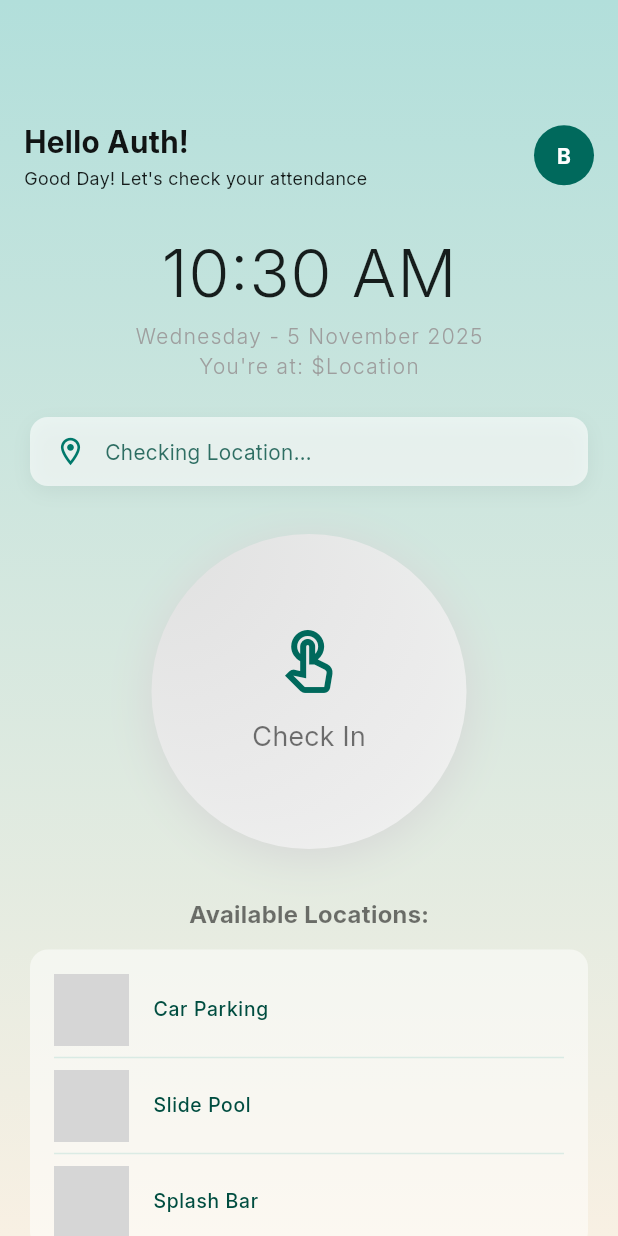
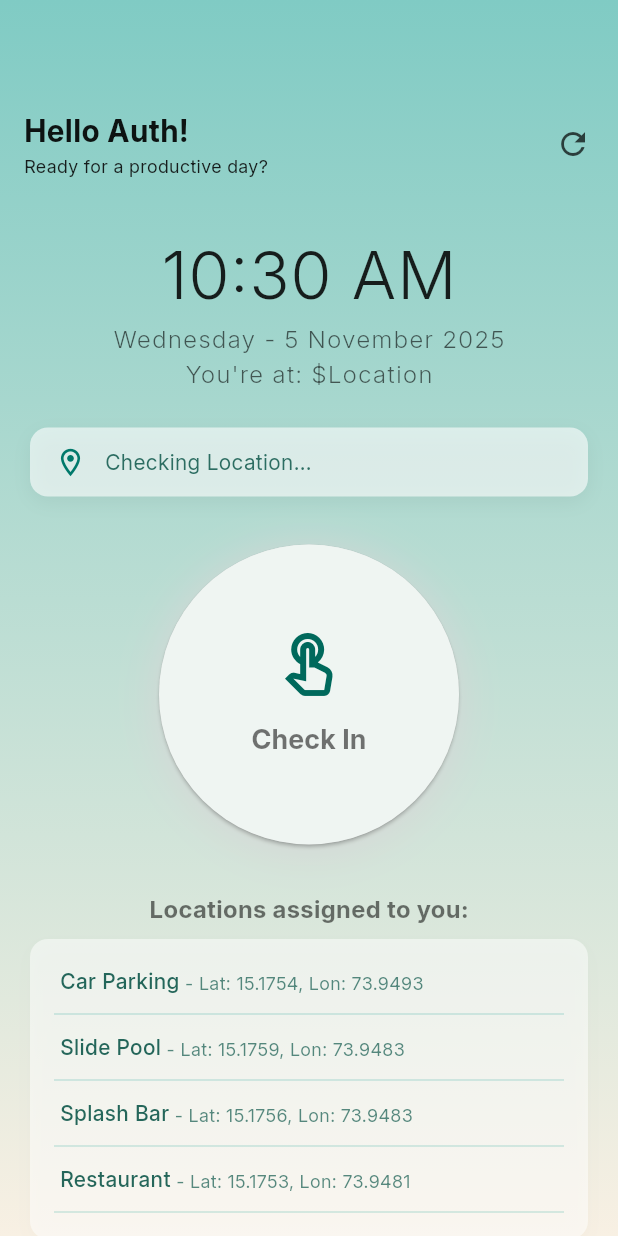
Before and after one commit to blaze-karmagroup/Verito, a Flutter app: the HomePage screen opened directly, on a phone screen of 412 x 824 dp. Run offline on Flutter 3.47's test engine with Material 3 defaults, Android fonts, the phone set to English and light mode, and no system bars; grey boxes are pictures that could not be loaded.

Commit message:
revised Teal UI

```diff
--- a/lib/screens/home_screen.dart
+++ b/lib/screens/home_screen.dart
@@ -12,12 +12,14 @@ class HomePage extends StatefulWidget {
 }
 
 class _HomePageState extends State<HomePage> {
+  String _statusMessage = 'Checking Location...';
+  bool _isCheckInEnabled = true;
+
   @override
   Widget build(BuildContext context) {
     final DateTime now = DateTime.now();
     final String formattedDate = DateFormat('EEEE - d MMMM yyyy').format(now);
     final String formattedTime = DateFormat('h:mm a').format(now);
-    String _statusMessage = 'Checking Location...';
     List<Geofence> geoFences = [
       Geofence(
         id: "1",
@@ -57,47 +59,6 @@ class _HomePageState extends State<HomePage> {
     ];
 
     return Scaffold(
-      // appBar: AppBar(
-      //   toolbarHeight: 140,
-      //   backgroundColor: Colors.transparent,
-      //   elevation: 0,
-      //   title: Row(
-      //     mainAxisAlignment: MainAxisAlignment.spaceBetween,
-      //     children: [
-      //       Column(
-      //         crossAxisAlignment: CrossAxisAlignment.start,
-      //         children: [
-      //           Text(
-      //             "Hello ${widget.title}!",
-      //             style: const TextStyle(
-      //               fontWeight: FontWeight.bold,
-      //               fontSize: 20,
-      //               color: Color(0xE8000000),
-      //             ),
-      //           ),
-      //           SizedBox(height: 2),
-      //           const Text(
-      //             "Good Day! Let's check your attendance",
-      //             style: TextStyle(fontSize: 12),
-      //           ),
-      //         ],
-      //       ),
-      //
-      //       CircleAvatar(
-      //         radius: 20,
-      //         backgroundColor: Colors.teal.shade800,
-      //         child: const Text(
-      //           'B',
-      //           style: TextStyle(
-      //             fontSize: 14,
-      //             color: Colors.white,
-      //             fontWeight: FontWeight.bold,
-      //           ),
-      //         ),
-      //       ),
-      //     ],
-      //   ),
-      // ),
       extendBodyBehindAppBar: true,
       body: Container(
         height: double.infinity,
@@ -106,7 +67,7 @@ class _HomePageState extends State<HomePage> {
           gradient: LinearGradient(
             begin: Alignment.topCenter,
             end: Alignment.bottomCenter,
-            colors: [Colors.teal.shade100, Color(0xFFF8F0E3)],
+            colors: [Colors.teal.shade200, Color(0xFFF8F0E3)],
           ),
         ),
         child: SingleChildScrollView(
@@ -114,9 +75,9 @@ class _HomePageState extends State<HomePage> {
             mainAxisAlignment: MainAxisAlignment.center,
             crossAxisAlignment: CrossAxisAlignment.center,
             children: <Widget>[
-              SizedBox(height: 80),
+              SizedBox(height: 72),
               Container(
-                margin: EdgeInsets.symmetric(horizontal: 16),
+                margin: EdgeInsets.only(left: 16, right: 6),
                 child: Row(
                   mainAxisAlignment: MainAxisAlignment.spaceBetween,
                   children: [
@@ -133,27 +94,26 @@ class _HomePageState extends State<HomePage> {
                         ),
                         SizedBox(height: 1),
                         const Text(
-                          "Good Day! Let's check your attendance",
+                          "Ready for a productive day?",
                           style: TextStyle(fontSize: 12),
                         ),
                       ],
                     ),
-                    CircleAvatar(
-                      radius: 20,
-                      backgroundColor: Colors.teal.shade800,
-                      child: const Text(
-                        'B',
-                        style: TextStyle(
-                          fontSize: 14,
-                          color: Colors.white,
-                          fontWeight: FontWeight.bold,
-                        ),
-                      ),
+                    IconButton(
+                      onPressed: () {
+                        setState(() {
+                          _statusMessage = "Enabled button...";
+                          _isCheckInEnabled = true;
+                        });
+                      },
+                      icon: const Icon(Icons.refresh),
+                      color: Colors.black.withOpacity(0.7),
+                      tooltip: 'Refresh',
                     ),
                   ],
                 ),
               ),
-              SizedBox(height: 24),
+              SizedBox(height: 32),
               Text(
                 formattedTime,
                 style: const TextStyle(
@@ -164,23 +124,24 @@ class _HomePageState extends State<HomePage> {
               ),
               Text(
                 formattedDate,
-                style: const TextStyle(
-                  fontSize: 14,
+                style: TextStyle(
+                  fontSize: 16,
                   letterSpacing: 1,
                   fontWeight: FontWeight.w300,
-                  color: Colors.grey,
+                  color: Colors.black.withOpacity(0.6),
                 ),
               ),
               Text(
                 "You're at: \$Location",
-                style: const TextStyle(
-                  fontSize: 14,
+                style: TextStyle(
+                  fontSize: 16,
                   letterSpacing: 1,
                   fontWeight: FontWeight.w300,
-                  color: Colors.grey,
+                  color: Colors.black.withOpacity(0.6),
                 ),
               ),
               SizedBox(height: 24),
+
               Container(
                 width: double.infinity,
                 margin: const EdgeInsets.symmetric(horizontal: 20),
@@ -226,8 +187,8 @@ class _HomePageState extends State<HomePage> {
 
               SizedBox(height: 32),
               Container(
-                width: 210,
-                height: 210,
+                width: 200,
+                height: 200,
                 decoration: BoxDecoration(
                   shape: BoxShape.circle,
                   gradient: RadialGradient(
@@ -244,6 +205,15 @@ class _HomePageState extends State<HomePage> {
                     ),
                   ],
                 ),
+                child: ElevatedButton(
+                  onPressed: _isCheckInEnabled
+                      ? () {
+                          setState(() {
+                            _statusMessage = "Checked in for today!";
+                            _isCheckInEnabled = false;
+                          });
+                        }
+                      : null,
                   child: Column(
                     mainAxisAlignment: MainAxisAlignment.center,
                     children: [
@@ -252,33 +222,36 @@ class _HomePageState extends State<HomePage> {
                         color: Colors.teal.shade800,
                         size: 48,
                       ),
-                    SizedBox(height: 12),
+                      const SizedBox(height: 12),
+
                       Text(
                         "Check In",
                         style: TextStyle(
                           fontSize: 18,
-                        fontWeight: FontWeight.normal,
+                          fontWeight: FontWeight.bold,
                           color: Colors.black54,
                         ),
                       ),
                     ],
                   ),
                 ),
+              ),
               SizedBox(height: 32),
 
-              const Text(
-                "Available Locations:",
+              Text(
+                "Locations assigned to you:",
                 style: TextStyle(
                   fontSize: 16,
-                  fontWeight: FontWeight.w600, // Semi-bold is a modern choice
+                  fontWeight: FontWeight.w600,
                   color: Colors.black54,
                 ),
               ),
-              const SizedBox(height: 12),
+              const SizedBox(height: 8),
+
               geoFences.isEmpty
                   ? const Center(
                       child: Text(
-                        "No geofences found.",
+                        "Available locations will be shown here...",
                         style: TextStyle(
                           color: Colors.grey,
                           fontStyle: FontStyle.italic,
@@ -287,37 +260,53 @@ class _HomePageState extends State<HomePage> {
                     )
                   : Container(
                       height: 200,
+                      width: double.infinity,
                       margin: const EdgeInsets.symmetric(horizontal: 20),
+                      padding: const EdgeInsets.symmetric(
+                        horizontal: 16,
+                        vertical: 12,
+                      ),
                       decoration: BoxDecoration(
                         color: Colors.white.withOpacity(0.5),
                         borderRadius: BorderRadius.circular(12),
+                        boxShadow: [
+                          BoxShadow(
+                            color: Colors.grey.withOpacity(0.05),
+                            offset: const Offset(0, 4),
+                            blurRadius: 10,
+                          ),
+                        ],
                       ),
                       child: ListView.separated(
-                        padding: const EdgeInsets.symmetric(vertical: 16),
+                        padding: EdgeInsets.symmetric(vertical: 2.0),
                         shrinkWrap: true,
                         itemCount: geoFences.length,
                         itemBuilder: (BuildContext context, int index) {
                           final fence = geoFences[index];
-                          return ListTile(
-                            contentPadding: const EdgeInsets.symmetric(
-                              horizontal: 16.0,
+                          return Container(
+                            padding: EdgeInsets.symmetric(
+                              horizontal: 4,
+                              vertical: 4,
                             ),
-                            dense: true,
-                            leading: ClipRRect(
-                              borderRadius: BorderRadius.circular(102),
-                              child: Image.network(
-                                'https://lh3.googleusercontent.com/gps-cs-s/AC9h4nq36RWSTau36lw-ti2OaGGUQlfMyANebNnOJfzxFvXlUjgc5kuDwr1bOiNy2VY-wGpq4y0HI7ZB38eVaFigzbjfwGLOQObbgtCZf0w-Nvk4WVLlzWUYs2yOvFk_4LQFHoaQhqUZBA=s680-w680-h510-rw',
-                                fit: BoxFit.cover,
-                                width: 50,
-                                height: 50,
+                            child: Row(
+                              crossAxisAlignment: CrossAxisAlignment.end,
+                              mainAxisAlignment: MainAxisAlignment.start,
+                              children: [
+                                Text(
+                                  fence.name,
+                                  style: TextStyle(
+                                    color: Colors.teal.shade900.withOpacity(0.85),
+                                    fontWeight: FontWeight.w500,
                                   ),
                                 ),
-                            title: Text(
-                              fence.name,
+                                Text(
+                                  " - Lat: ${fence.latitude.toStringAsFixed(4)}, Lon: ${fence.longitude.toStringAsFixed(4)}",
                                   style: TextStyle(
-                                color: Colors.teal.shade900,
-                                fontWeight: FontWeight.w500,
+                                    color: Colors.teal.shade900.withOpacity(0.65),
+                                    fontSize: 12,
                                   ),
+                                ),
+                              ],
                             ),
                             // subtitle: Text(
                             //   "Lat: ${fence.latitude.toStringAsFixed(4)}, Lon: ${fence.longitude.toStringAsFixed(4)}",
@@ -330,9 +319,9 @@ class _HomePageState extends State<HomePage> {
                         },
                         separatorBuilder: (BuildContext context, int index) {
                           return Divider(
-                            color: Colors.teal.withOpacity(0.12),
-                            indent: 16,
-                            endIndent: 16,
+                            color: Colors.teal.withOpacity(0.2),
+                            // indent: 16,
+                            // endIndent: 16,
                           );
                         },
                       ),
```
Also changed, not shown: lib/screens/mobile_auth.dart (+118 -69 lines). Lines whose indentation alone changed are shown as unchanged.
